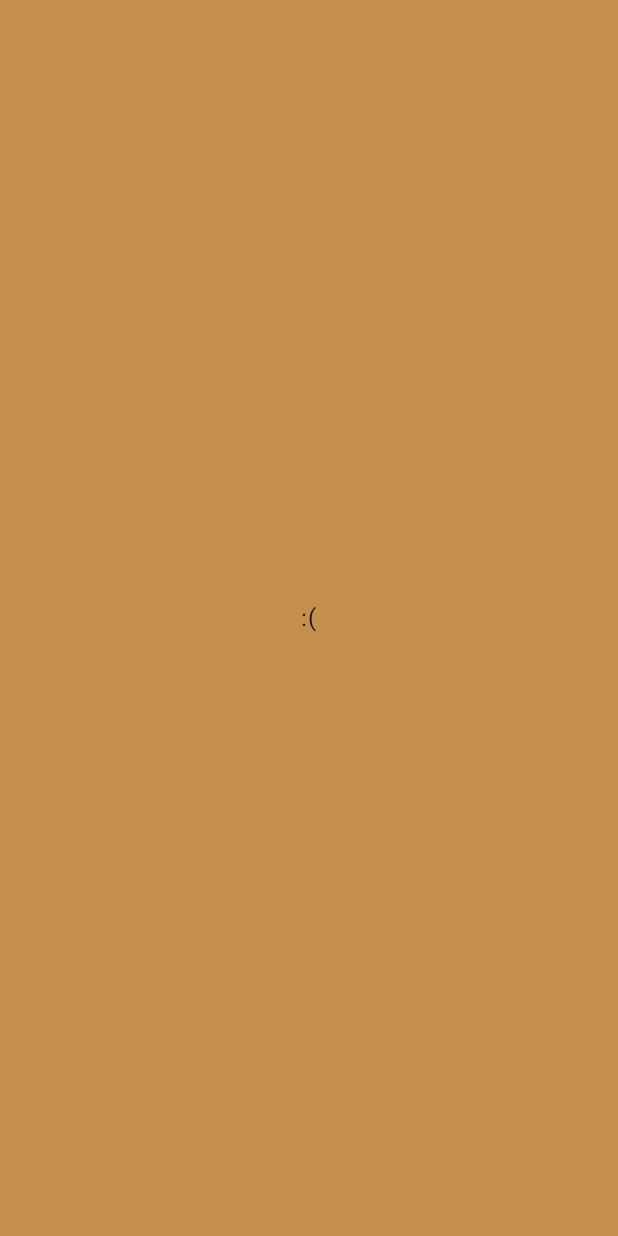
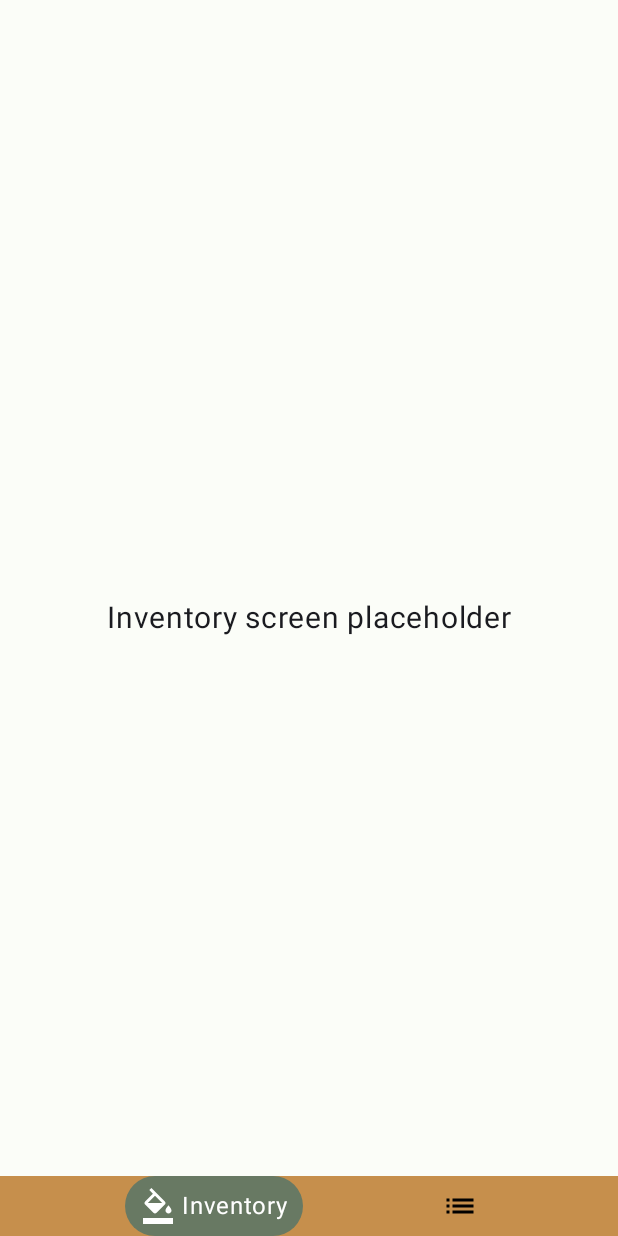
Before and after one commit to krstphrrr/inventory_test, an Android app built with Jetpack Compose: the screen it shows after launch (MainActivity), on a phone screen of 412 x 824 dp. Before the commit the screen is almost empty. Run offline under Robolectric (Android 15) with nearby library versions, the phone set to English and light mode, and no system bars.

Commit message:
plugged in bottomnav

```diff
--- a/app/src/main/java/com/example/perfumetest6/MainActivity.kt
+++ b/app/src/main/java/com/example/perfumetest6/MainActivity.kt
@@ -3,35 +3,15 @@ package com.example.perfumetest6
 import android.os.Bundle
 import androidx.activity.ComponentActivity
 import androidx.activity.compose.setContent
-import androidx.compose.foundation.ExperimentalFoundationApi
-import androidx.compose.foundation.Image
-import androidx.compose.foundation.background
-import androidx.compose.foundation.layout.Arrangement
-import androidx.compose.foundation.layout.Box
-import androidx.compose.foundation.layout.Column
 import androidx.compose.foundation.layout.fillMaxSize
-import androidx.compose.foundation.layout.fillMaxWidth
-import androidx.compose.material3.CenterAlignedTopAppBar
 import androidx.compose.material3.MaterialTheme
 import androidx.compose.material3.Surface
-import androidx.compose.material3.TabRow
-import androidx.compose.material3.TabRowDefaults
-import androidx.compose.material3.Text
-import androidx.compose.material3.TopAppBarDefaults
-import androidx.compose.material3.TopAppBarScrollBehavior
 import androidx.compose.runtime.Composable
-import androidx.compose.runtime.rememberCoroutineScope
-import androidx.compose.ui.Alignment
 import androidx.compose.ui.Modifier
-import androidx.compose.ui.UiComposable
 import androidx.compose.ui.graphics.Color
-import androidx.compose.ui.graphics.vector.ImageVector
-import androidx.compose.ui.res.painterResource
 import androidx.compose.ui.tooling.preview.Preview
-import androidx.compose.ui.unit.sp
+import com.example.perfumetest6.bottomnav.BottomNav
 import com.example.perfumetest6.ui.theme.PerfumeTest6Theme
-import androidx.compose.foundation.pager.rememberPagerState
-import androidx.compose.material3.TabRowDefaults.tabIndicatorOffset
 
 val tst_white = Color(0xFFFBFDF8)
 val tst_pink = Color(0xFFD6B0BF)
@@ -49,85 +29,17 @@ class MainActivity : ComponentActivity() {
                     modifier = Modifier.fillMaxSize(),
                     color = MaterialTheme.colorScheme.background
                 ) {
-                    Greeting("Android")
+//                    Greeting("Android")
+                    BottomNav()
                 }
             }
         }
     }
 }
 
-data class TabRowItem(
-    val title: String,
-//    val icon: ImageVector,
-    val screen: @Composable () -> Unit,
-)
-
-@OptIn(ExperimentalFoundationApi::class)
+//@Preview(showBackground = true)
 @Composable
-fun Greeting(name: String, modifier: Modifier = Modifier) {
-    val pagerState = rememberPagerState()
-    val coroutineScope = rememberCoroutineScope()
-
-    Column(
-        modifier = Modifier
-            .fillMaxSize()
-            .background(tst_ochre),
-        verticalArrangement = Arrangement.Center,
-        horizontalAlignment = Alignment.CenterHorizontally
-    ) {
-        Text(
-            text = ":(",
-        )
-//
-//        TabRow(
-//            selectedTabIndex = pagerState.currentPage,
-//            indicator = { tabPositions: List<androidx.compose.material3.TabPosition> ->
-//                TabRowDefaults.Indicator(
-//
-//                    modifier = Modifier,
-//                    color = tst_white
-//                )
-//            }
-//        ) {
-//
-//        }
-    }
+@Preview
+fun BottomNavPreview() {
+    BottomNav()
 }
-
-
-
-@Composable
-fun TabScreen(
-    text: String,
-){
-    Box(
-        modifier = Modifier
-            .fillMaxSize(),
-        contentAlignment = Alignment.Center
-    ) {
-        Text(
-            text = "popo",
-            style = MaterialTheme.typography.bodySmall
-        )
-    }
-}
-
-val tabRowItem = listOf(
-    TabRowItem(
-        title = "Ingredients",
-        screen = { TabScreen(text = "Ingredients")},
-    ),
-    TabRowItem(
-        title = "Formulas",
-        screen = { TabScreen(text = "Formulas")}
-    )
-)
-
-
-@Preview(showBackground = true)
-@Composable
-fun GreetingPreview() {
-    PerfumeTest6Theme {
-        Greeting("pp")
-    }
-}
--- /dev/null
+++ b/app/src/main/java/com/example/perfumetest6/bottomnav/BottomBarScreen.kt
@@ -0,0 +1,23 @@
+package com.example.perfumetest6.bottomnav
+
+import com.example.perfumetest6.R
+
+sealed class BottomBarScreen (
+    val route: String,
+    val title: String,
+    val icon: Int,
+    val icon_focused: Int
+    ){
+    object Inventory: BottomBarScreen(
+        route = "inventory",
+        title = "Inventory",
+        icon = R.drawable.ic_inv_fill,
+        icon_focused = R.drawable.ic_inv_fill_focused
+    )
+    object Formulas: BottomBarScreen(
+        route = "formulas",
+        title = "Formulas",
+        icon = R.drawable.ic_formula,
+        icon_focused = R.drawable.ic_formula_focused
+    )
+}
--- /dev/null
+++ b/app/src/main/java/com/example/perfumetest6/bottomnav/BottomNav.kt
@@ -0,0 +1,133 @@
+package com.example.perfumetest6.bottomnav
+
+import androidx.compose.animation.AnimatedVisibility
+import androidx.compose.foundation.background
+import androidx.compose.foundation.clickable
+import androidx.compose.foundation.layout.Arrangement
+import androidx.compose.foundation.layout.Box
+import androidx.compose.foundation.layout.Row
+import androidx.compose.foundation.layout.RowScope
+import androidx.compose.foundation.layout.fillMaxWidth
+import androidx.compose.foundation.layout.height
+import androidx.compose.foundation.layout.padding
+import androidx.compose.foundation.shape.CircleShape
+import androidx.compose.material3.ExperimentalMaterial3Api
+import androidx.compose.material3.Icon
+import androidx.compose.material3.Scaffold
+import androidx.compose.material3.Text
+import androidx.compose.runtime.Composable
+import androidx.compose.runtime.getValue
+import androidx.compose.ui.Alignment
+import androidx.compose.ui.Modifier
+import androidx.compose.ui.draw.clip
+import androidx.compose.ui.graphics.Color
+import androidx.compose.ui.res.painterResource
+import androidx.compose.ui.tooling.preview.Preview
+import androidx.compose.ui.unit.dp
+import androidx.navigation.NavDestination
+import androidx.navigation.NavDestination.Companion.hierarchy
+import androidx.navigation.NavGraph.Companion.findStartDestination
+import androidx.navigation.NavHostController
+import androidx.navigation.compose.currentBackStackEntryAsState
+import androidx.navigation.compose.rememberNavController
+import com.example.perfumetest6.tst_green
+import com.example.perfumetest6.tst_ochre
+
+@OptIn(ExperimentalMaterial3Api::class)
+@Composable
+fun BottomNav() {
+    val navController = rememberNavController()
+    Scaffold (
+        bottomBar = { BottomBar(navController = navController)}
+
+            ){
+        Modifier.padding(it)
+        BottomNavGraph(navController = navController)
+
+    }
+}
+
+@Composable
+fun BottomBar(
+    navController: NavHostController
+){
+    val screens = listOf(
+        BottomBarScreen.Inventory,
+        BottomBarScreen.Formulas
+    )
+    val navStackBackEntry by navController.currentBackStackEntryAsState()
+    val currentDestination = navStackBackEntry?.destination
+
+    Row(
+        modifier = Modifier
+//                was 10,10,8,8
+            .padding(start = 0.dp, end = 0.dp, top = 8.dp, bottom = 0.dp)
+//            .padding(0.dp)
+            .background(tst_ochre)
+            .fillMaxWidth(),
+        horizontalArrangement = Arrangement.SpaceEvenly,
+        verticalAlignment = Alignment.CenterVertically
+    ){
+        screens.forEach{
+            screen ->
+            AddItem(
+                screen = screen,
+                currentDestination = currentDestination,
+                navController = navController
+            )
+        }
+    }
+
+}
+@Composable
+fun RowScope.AddItem(
+    screen: BottomBarScreen,
+    currentDestination: NavDestination?,
+    navController: NavHostController
+) {
+    val selected = currentDestination?.hierarchy?.any { it.route == screen.route } == true
+
+    val background =
+        if (selected) tst_green.copy(alpha = 0.6f) else Color.Transparent
+    val contentColor =
+        if (selected) Color.White else Color.Black
+
+    Box(
+        modifier = Modifier
+            .height(40.dp)
+            .clip(CircleShape)
+            .background(background)
+            .clickable(onClick = {
+                navController.navigate(screen.route) {
+                    popUpTo(navController.graph.findStartDestination().id)
+                    launchSingleTop = true
+                }
+            })
+    ) {
+        Row(
+            modifier = Modifier
+                .padding(start = 10.dp, end = 10.dp, top = 8.dp, bottom = 8.dp),
+            verticalAlignment = Alignment.CenterVertically,
+            horizontalArrangement = Arrangement.spacedBy(4.dp)
+        ){
+            Icon(
+                painter = painterResource(id = if(selected) screen.icon_focused else screen.icon),
+                contentDescription = "icon",
+                tint = contentColor
+            )
+            AnimatedVisibility(visible = selected) {
+                Text(
+                    text = screen.title,
+                    color = contentColor
+                )
+
+            }
+        }
+    }
+}
+
+@Composable
+@Preview
+fun BottomNavPreview() {
+    BottomNav()
+}
--- /dev/null
+++ b/app/src/main/java/com/example/perfumetest6/bottomnav/BottomNavGraph.kt
@@ -0,0 +1,25 @@
+package com.example.perfumetest6.bottomnav
+
+import androidx.compose.runtime.Composable
+import androidx.navigation.NavHostController
+import androidx.navigation.compose.NavHost
+import androidx.navigation.compose.composable
+import com.example.perfumetest6.screens.FormulaScreen
+import com.example.perfumetest6.screens.InventoryScreen
+
+@Composable
+fun BottomNavGraph(
+    navController: NavHostController
+) {
+    NavHost(
+        navController = navController,
+        startDestination = BottomBarScreen.Inventory.route
+    ){
+        composable(route = BottomBarScreen.Inventory.route){
+            InventoryScreen()
+        }
+        composable(route = BottomBarScreen.Formulas.route){
+            FormulaScreen()
+        }
+    }
+}
--- /dev/null
+++ b/app/src/main/java/com/example/perfumetest6/screens/InventoryScreen.kt
@@ -0,0 +1,35 @@
+package com.example.perfumetest6.screens
+
+import androidx.compose.foundation.background
+import androidx.compose.foundation.layout.Arrangement
+import androidx.compose.foundation.layout.Column
+import androidx.compose.foundation.layout.fillMaxSize
+import androidx.compose.material3.Text
+import androidx.compose.runtime.Composable
+import androidx.compose.ui.Alignment
+import androidx.compose.ui.Modifier
+import androidx.compose.ui.tooling.preview.Preview
+import androidx.compose.ui.unit.sp
+import com.example.perfumetest6.tst_white
+
+@Composable
+fun InventoryScreen() {
+    Column(
+        modifier = Modifier
+            .fillMaxSize()
+            .background(tst_white),
+        verticalArrangement = Arrangement.Center,
+        horizontalAlignment = Alignment.CenterHorizontally
+    ) {
+        Text(
+            text = "Inventory screen placeholder",
+            fontSize = 20.sp
+        )
+    }
+}
+
+@Composable
+@Preview
+fun InventoryScreenPreview(){
+    InventoryScreen()
+}
--- /dev/null
+++ b/app/src/main/res/drawable/baseline_home_24.xml
@@ -0,0 +1,5 @@
+<vector android:height="24dp" android:tint="#FFFFFF"
+    android:viewportHeight="24" android:viewportWidth="24"
+    android:width="24dp" xmlns:android="http://schemas.android.com/apk/res/android">
+    <path android:fillColor="@android:color/white" android:pathData="M10,20v-6h4v6h5v-8h3L12,3 2,12h3v8z"/>
+</vector>
--- /dev/null
+++ b/app/src/main/res/drawable/baseline_home_24_focused.xml
@@ -0,0 +1,5 @@
+<vector android:height="24dp" android:tint="#FFFFFF"
+    android:viewportHeight="24" android:viewportWidth="24"
+    android:width="24dp" xmlns:android="http://schemas.android.com/apk/res/android">
+    <path android:fillColor="@android:color/white" android:pathData="M10,20v-6h4v6h5v-8h3L12,3 2,12h3v8z"/>
+</vector>
--- /dev/null
+++ b/app/src/main/res/drawable/ic_formula.xml
@@ -0,0 +1,5 @@
+<vector android:autoMirrored="true" android:height="24dp"
+    android:tint="#000000" android:viewportHeight="24"
+    android:viewportWidth="24" android:width="24dp" xmlns:android="http://schemas.android.com/apk/res/android">
+    <path android:fillColor="@android:color/white" android:pathData="M3,13h2v-2L3,11v2zM3,17h2v-2L3,15v2zM3,9h2L5,7L3,7v2zM7,13h14v-2L7,11v2zM7,17h14v-2L7,15v2zM7,7v2h14L21,7L7,7z"/>
+</vector>
--- /dev/null
+++ b/app/src/main/res/drawable/ic_formula_focused.xml
@@ -0,0 +1,5 @@
+<vector android:autoMirrored="true" android:height="24dp"
+    android:tint="#FFFFFF" android:viewportHeight="24"
+    android:viewportWidth="24" android:width="24dp" xmlns:android="http://schemas.android.com/apk/res/android">
+    <path android:fillColor="@android:color/white" android:pathData="M3,13h2v-2L3,11v2zM3,17h2v-2L3,15v2zM3,9h2L5,7L3,7v2zM7,13h14v-2L7,11v2zM7,17h14v-2L7,15v2zM7,7v2h14L21,7L7,7z"/>
+</vector>
--- /dev/null
+++ b/app/src/main/res/drawable/ic_inv_fill.xml
@@ -0,0 +1,5 @@
+<vector android:height="24dp" android:tint="#000000"
+    android:viewportHeight="24" android:viewportWidth="24"
+    android:width="24dp" xmlns:android="http://schemas.android.com/apk/res/android">
+    <path android:fillColor="@android:color/white" android:pathData="M16.56,8.94L7.62,0L6.21,1.41l2.38,2.38L3.44,8.94c-0.59,0.59 -0.59,1.54 0,2.12l5.5,5.5C9.23,16.85 9.62,17 10,17s0.77,-0.15 1.06,-0.44l5.5,-5.5C17.15,10.48 17.15,9.53 16.56,8.94zM5.21,10L10,5.21L14.79,10H5.21zM19,11.5c0,0 -2,2.17 -2,3.5c0,1.1 0.9,2 2,2s2,-0.9 2,-2C21,13.67 19,11.5 19,11.5zM2,20h20v4H2V20z"/>
+</vector>
--- /dev/null
+++ b/app/src/main/res/drawable/ic_inv_fill_focused.xml
@@ -0,0 +1,5 @@
+<vector android:height="24dp" android:tint="#FFFFFF"
+    android:viewportHeight="24" android:viewportWidth="24"
+    android:width="24dp" xmlns:android="http://schemas.android.com/apk/res/android">
+    <path android:fillColor="@android:color/white" android:pathData="M16.56,8.94L7.62,0L6.21,1.41l2.38,2.38L3.44,8.94c-0.59,0.59 -0.59,1.54 0,2.12l5.5,5.5C9.23,16.85 9.62,17 10,17s0.77,-0.15 1.06,-0.44l5.5,-5.5C17.15,10.48 17.15,9.53 16.56,8.94zM5.21,10L10,5.21L14.79,10H5.21zM19,11.5c0,0 -2,2.17 -2,3.5c0,1.1 0.9,2 2,2s2,-0.9 2,-2C21,13.67 19,11.5 19,11.5zM2,20h20v4H2V20z"/>
+</vector>
--- /dev/null
+++ b/app/src/main/res/drawable/ic_inventory.xml
@@ -0,0 +1,5 @@
+<vector android:height="24dp" android:tint="#000000"
+    android:viewportHeight="24" android:viewportWidth="24"
+    android:width="24dp" xmlns:android="http://schemas.android.com/apk/res/android">
+    <path android:fillColor="@android:color/white" android:pathData="M3,10h11v2H3V10zM3,8h11V6H3V8zM3,16h7v-2H3V16zM18.01,12.87l0.71,-0.71c0.39,-0.39 1.02,-0.39 1.41,0l0.71,0.71c0.39,0.39 0.39,1.02 0,1.41l-0.71,0.71L18.01,12.87zM17.3,13.58l-5.3,5.3V21h2.12l5.3,-5.3L17.3,13.58z"/>
+</vector>
--- /dev/null
+++ b/app/src/main/res/drawable/ic_inventory_focused.xml
@@ -0,0 +1,5 @@
+<vector android:height="24dp" android:tint="#FFFFFF"
+    android:viewportHeight="24" android:viewportWidth="24"
+    android:width="24dp" xmlns:android="http://schemas.android.com/apk/res/android">
+    <path android:fillColor="@android:color/white" android:pathData="M3,10h11v2H3V10zM3,8h11V6H3V8zM3,16h7v-2H3V16zM18.01,12.87l0.71,-0.71c0.39,-0.39 1.02,-0.39 1.41,0l0.71,0.71c0.39,0.39 0.39,1.02 0,1.41l-0.71,0.71L18.01,12.87zM17.3,13.58l-5.3,5.3V21h2.12l5.3,-5.3L17.3,13.58z"/>
+</vector>
```
Also changed, not shown: app/build.gradle (+6 -3 lines), app/src/main/java/com/example/perfumetest6/screens/FormulaScreen.kt (added, +35 -0 lines).
